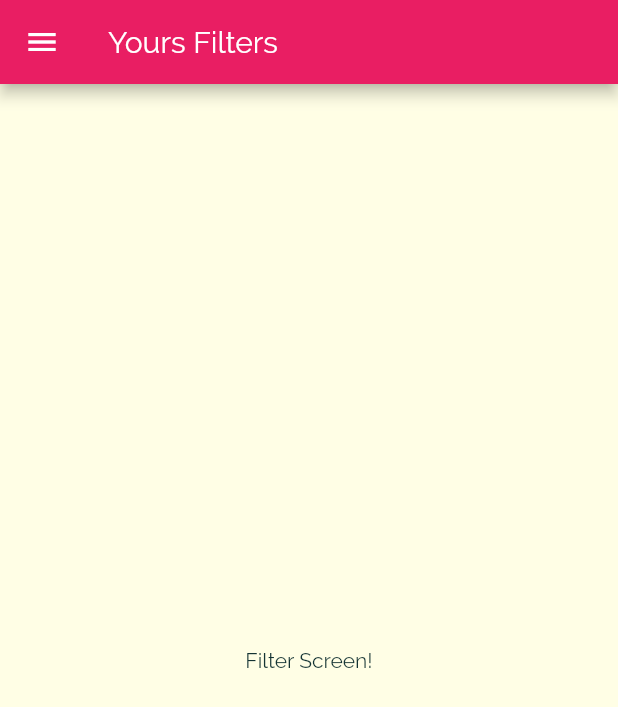
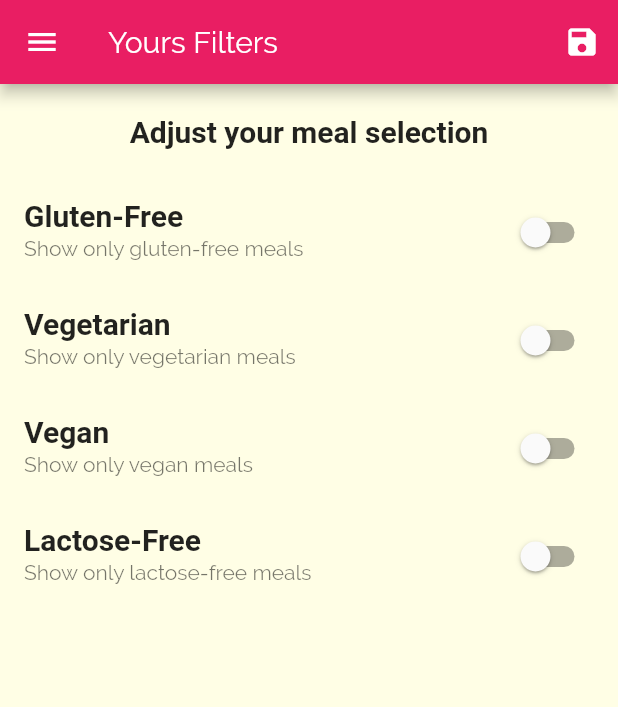
Before and after one commit to deopurkaraditya/meal-app, a Flutter app: the FiltersScreen screen opened by its route, on a phone screen of 412 x 824 dp. Shown: the top 707 px of the screen. Run offline on Flutter 3.47's test engine with Material 2 defaults, Android fonts, the phone set to English and light mode, and no system bars; Roboto replaces fonts that are missing (RobotoCondensed).

Commit message:
Added filter functionality

```diff
--- a/lib/main.dart
+++ b/lib/main.dart
@@ -1,13 +1,52 @@
 import 'package:flutter/material.dart';
+import 'package:meals_app/dummy_data.dart';
 import 'package:meals_app/screen/meal_detail_screen.dart';
 import 'screen/categories_screen.dart';
 import 'screen/category_meals_screen.dart';
 import './screen/tabs_screen.dart';
 import './screen/filters_screen.dart';
+import './models/meal.dart';
 
 void main() => runApp(MyApp());
 
-class MyApp extends StatelessWidget {
+class MyApp extends StatefulWidget {
+  @override
+  _MyAppState createState() => _MyAppState();
+}
+
+class _MyAppState extends State<MyApp> {
+  Map<String, bool> _filters = {
+    'gluten': false,
+    'lactose': false,
+    'vegan': false,
+    'vegetarian': false,
+  };
+
+  List<Meal> _availableMeals = DUMMY_MEALS;
+
+  void _setFilers(Map<String, bool> filterData) {
+    setState(() {
+      _filters = filterData;
+      _availableMeals = DUMMY_MEALS.where((meal) {
+        if (_filters['gluten'] && !meal.isGlutenFree) {
+          return false;
+        }
+        if (_filters['lactose'] && !meal.isLactoseFree) {
+          return false;
+        }
+        if (_filters['vegan'] && !meal.isVegan) {
+          return false;
+        }
+        if (_filters['vegetarian'] && !meal.isVegetarian) {
+          return false;
+        }
+
+        return true;
+
+      }).toList();
+    });
+  }
+
   @override
   Widget build(BuildContext context) {
     return MaterialApp(
@@ -28,17 +67,18 @@ class MyApp extends StatelessWidget {
       initialRoute: '/',
       routes: {
         '/': (ctx) => TabsScreen(),
-        CategoryMealsScreen.routeName: (ctx) => CategoryMealsScreen(),
+        CategoryMealsScreen.routeName: (ctx) =>
+            CategoryMealsScreen(_availableMeals),
         MealDetailScreen.routeName: (ctx) => MealDetailScreen(),
-        FiltersScreen.routeName: (ctx) => FiltersScreen()
+        FiltersScreen.routeName: (ctx) => FiltersScreen(_filters, _setFilers)
       },
       // onGenerateRoute: (settings) {
       //   print(settings.arguments);
       //   return MaterialPageRoute(builder: (ctx) => CategoriesScreen());
       // },
-      onUnknownRoute: (settings){
+      onUnknownRoute: (settings) {
         return MaterialPageRoute(builder: (ctx) => CategoriesScreen());
-      } ,
+      },
     );
   }
 }
--- a/lib/screen/category_meals_screen.dart
+++ b/lib/screen/category_meals_screen.dart
@@ -1,11 +1,14 @@
 import 'package:flutter/material.dart';
 
 import '../widgets/meal_item.dart';
-import '../dummy_data.dart';
 import '../models/meal.dart';
 
 class CategoryMealsScreen extends StatefulWidget {
   static const routeName = '/category-meals';
+
+  final List<Meal> availableMeals;
+
+  CategoryMealsScreen(this.availableMeals);
 
   @override
   _CategoryMealsScreenState createState() => _CategoryMealsScreenState();
@@ -23,12 +26,12 @@ class _CategoryMealsScreenState extends State<CategoryMealsScreen> {
 
   @override
   void didChangeDependencies() {
-    if(!_loadedInitData){
+    if (!_loadedInitData) {
       final routeArgs =
-        ModalRoute.of(context).settings.arguments as Map<String, String>;
+          ModalRoute.of(context).settings.arguments as Map<String, String>;
       categoryTitle = routeArgs['title'];
       final categoryId = routeArgs['id'];
-      displayedMeals = DUMMY_MEALS.where((meal) {
+      displayedMeals = widget.availableMeals.where((meal) {
         return meal.categories.contains(categoryId);
       }).toList();
       _loadedInitData = true;
--- a/lib/screen/filters_screen.dart
+++ b/lib/screen/filters_screen.dart
@@ -3,17 +3,101 @@ import 'package:flutter/cupertino.dart';
 import 'package:flutter/material.dart';
 import 'package:meals_app/widgets/main_drawer.dart';
 
-class FiltersScreen extends StatelessWidget {
+class FiltersScreen extends StatefulWidget {
   static const routeName = '/filters';
+
+  final Function saveFilters;
+  final Map<String, bool> currentFilters;
+  FiltersScreen(this.currentFilters, this.saveFilters);
+
+  @override
+  _FiltersScreenState createState() => _FiltersScreenState();
+}
+
+class _FiltersScreenState extends State<FiltersScreen> {
+  bool _glutenFree = false;
+  bool _vegetarian = false;
+  bool _vegan = false;
+  bool _lactoseFree = false;
+
+  @override
+  initState() {
+    _glutenFree = widget.currentFilters['gluten'];
+    _lactoseFree = widget.currentFilters['lactose'];
+    _vegan = widget.currentFilters['vegan'];
+    _vegetarian = widget.currentFilters['vegetarian'];
+    super.initState();
+  }
+
+  Widget _buildSwitchListTile(String title, String description,
+      bool currenValue, Function updateValue) {
+    return SwitchListTile(
+      title: Text(title),
+      value: currenValue,
+      subtitle: Text(description),
+      onChanged: updateValue,
+    );
+  }
 
   @override
   Widget build(BuildContext context) {
     return Scaffold(
-      appBar: AppBar(title: Text('Yours Filters'),),
-      drawer: MainDrawer(),
-      body: Center(
-        child: Text('Filter Screen!'),
-      ),
-    );
+        appBar: AppBar(
+          title: Text('Yours Filters'),
+          actions: [
+            IconButton(
+                icon: Icon(Icons.save),
+                onPressed: () {
+                  final selecetedFilters = {
+                    'gluten': _glutenFree,
+                    'lactose': _lactoseFree,
+                    'vegan': _vegan,
+                    'vegetarian': _vegetarian,
+                  };
+                  widget.saveFilters(selecetedFilters);
+                })
+          ],
+        ),
+        drawer: MainDrawer(),
+        body: Column(
+          children: [
+            Container(
+              padding: EdgeInsets.all(20),
+              child: Text('Adjust your meal selection',
+                  style: Theme.of(context).textTheme.subtitle1),
+            ),
+            Expanded(
+                child: ListView(
+              children: [
+                _buildSwitchListTile(
+                    'Gluten-Free', 'Show only gluten-free meals', _glutenFree,
+                    (newValue) {
+                  setState(() {
+                    _glutenFree = newValue;
+                  });
+                }),
+                _buildSwitchListTile(
+                    'Vegetarian', 'Show only vegetarian meals', _vegetarian,
+                    (newValue) {
+                  setState(() {
+                    _vegetarian = newValue;
+                  });
+                }),
+                _buildSwitchListTile('Vegan', 'Show only vegan meals', _vegan,
+                    (newValue) {
+                  setState(() {
+                    _vegan = newValue;
+                  });
+                }),
+                _buildSwitchListTile('Lactose-Free',
+                    'Show only lactose-free meals', _lactoseFree, (newValue) {
+                  setState(() {
+                    _lactoseFree = newValue;
+                  });
+                }),
+              ],
+            ))
+          ],
+        ));
   }
 }
```
